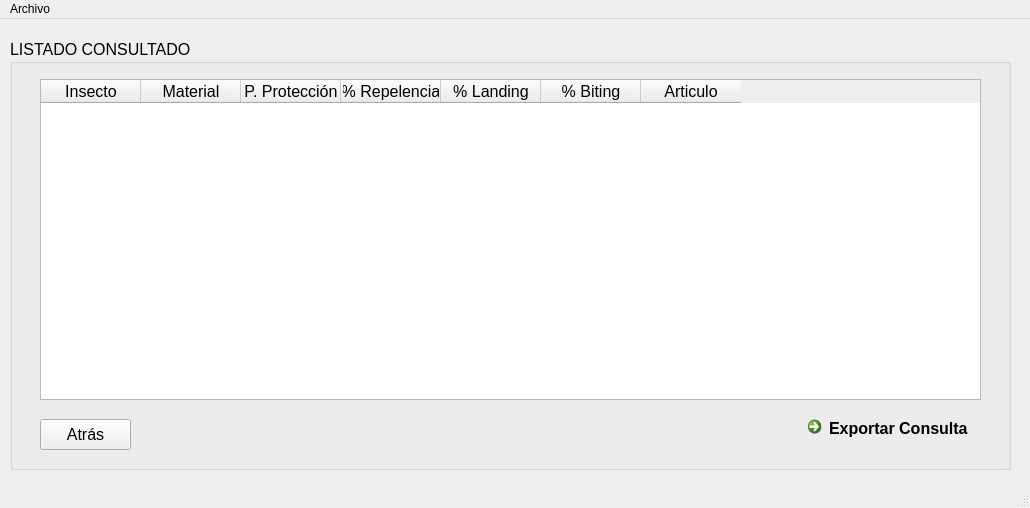
Qt form listar_insectomaterial.ui (JudaCol/Repelac) before a commit.
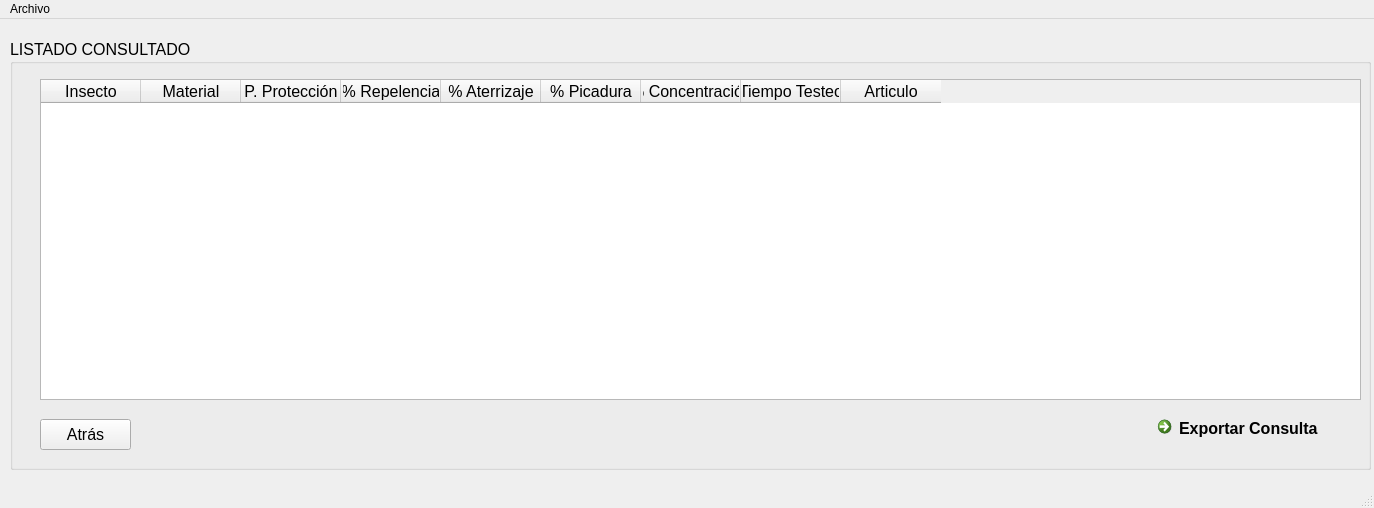
The same form after that commit.

Patch:
```diff
--- a/listar_insectomaterial.ui
+++ b/listar_insectomaterial.ui
@@ -6,7 +6,7 @@
    <rect>
     <x>0</x>
     <y>0</y>
-    <width>1030</width>
+    <width>1374</width>
     <height>508</height>
    </rect>
   </property>
@@ -19,7 +19,7 @@
      <rect>
       <x>10</x>
       <y>20</y>
-      <width>1001</width>
+      <width>1361</width>
       <height>431</height>
      </rect>
     </property>
@@ -39,7 +39,7 @@
       <rect>
        <x>30</x>
        <y>40</y>
-       <width>941</width>
+       <width>1321</width>
        <height>321</height>
       </rect>
      </property>
@@ -74,12 +74,22 @@
      </column>
      <column>
       <property name="text">
-       <string>% Landing</string>
+       <string>% Aterrizaje</string>
       </property>
      </column>
      <column>
       <property name="text">
-       <string>% Biting</string>
+       <string>% Picadura</string>
+      </property>
+     </column>
+     <column>
+      <property name="text">
+       <string>% Concentración</string>
+      </property>
+     </column>
+     <column>
+      <property name="text">
+       <string>Tiempo Testeo</string>
       </property>
      </column>
      <column>
@@ -113,7 +123,7 @@
     <widget class="QCommandLinkButton" name="commandLinkButton">
      <property name="geometry">
       <rect>
-       <x>790</x>
+       <x>1140</x>
        <y>370</y>
        <width>185</width>
        <height>41</height>
@@ -130,7 +140,7 @@
     <rect>
      <x>0</x>
      <y>0</y>
-     <width>1030</width>
+     <width>1374</width>
      <height>21</height>
     </rect>
    </property>
```
